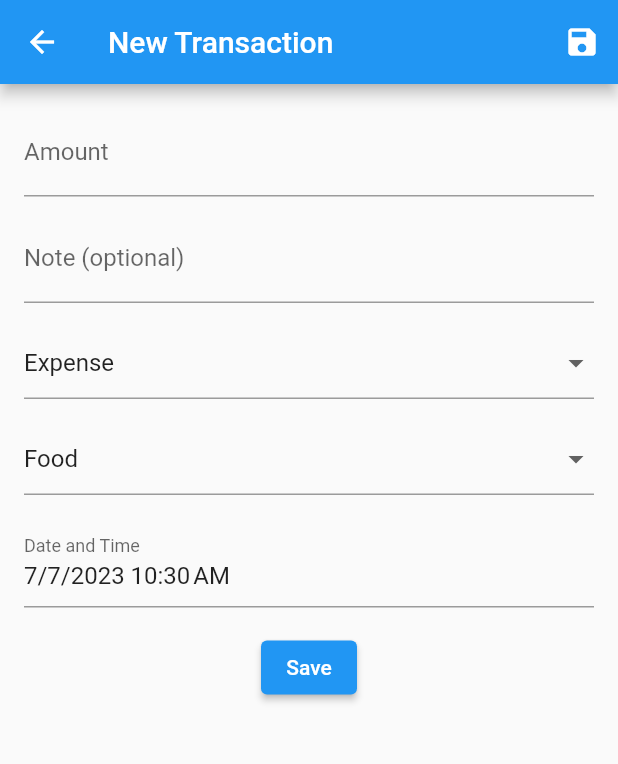
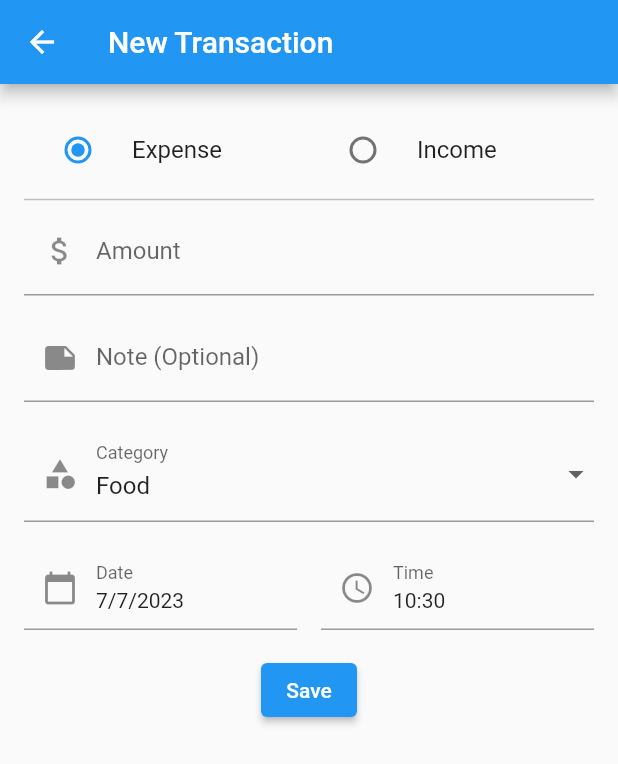
Before and after one commit to shayaansultan/orbital_paisalah, a Flutter app: the NewTransactionPage screen opened directly, on a phone screen of 412 x 824 dp. Shown: the top 764 px of the screen. Run offline on Flutter 3.47's test engine with Material 2 defaults, Android fonts, the phone set to English and light mode, and no system bars; our stand-ins replace firebase_auth, firebase_core, firebase_database; accounts and stored records are empty.

```diff
--- a/lib/cards/RecentTransactionsCard.dart
+++ b/lib/cards/RecentTransactionsCard.dart
@@ -109,6 +109,7 @@ class RecentTransactionsCard extends StatelessWidget {
                                 transaction.date)),
                             type: transaction.type,
                             note: transaction.note,
+                            id: transaction.id,
                           );
                         },
                       );
--- a/lib/screens/NewTransactionPage.dart
+++ b/lib/screens/NewTransactionPage.dart
@@ -13,33 +13,67 @@ class _NewTransactionPageState extends State<NewTransactionPage> {
   String _category = 'Food';
   double _amount = 0.0;
   String _note = '';
-  DateTime _selectedDateTime = DateTime.now();
+  DateTime _dateTime = DateTime.now();
+  bool _isExpense = true;
 
   @override
   Widget build(BuildContext context) {
     return Scaffold(
       appBar: AppBar(
         title: const Text('New Transaction'),
-        actions: [
-          IconButton(
-            onPressed: () {
-              _saveTransaction;
-            },
-            icon: const Icon(Icons.save),
       ),
-        ],
-      ),
-      body: Padding(
+      body: SingleChildScrollView(
+          child: Padding(
         padding: const EdgeInsets.all(16.0),
         child: Form(
           key: _formKey,
           child: Column(
             crossAxisAlignment: CrossAxisAlignment.start,
             children: [
+              // Transaction Type
+              Row(
+                children: <Widget>[
+                  Expanded(
+                    child: RadioListTile<bool>(
+                      title: const Text('Expense'),
+                      value: true,
+                      groupValue: _isExpense,
+                      onChanged: (value) {
+                        setState(() {
+                          _transactionType = 'expense';
+                          _isExpense = true;
+                        });
+                      },
+                    ),
+                  ),
+                  Expanded(
+                    child: RadioListTile<bool>(
+                      title: const Text('Income'),
+                      value: false,
+                      groupValue: _isExpense,
+                      onChanged: (value) {
+                        setState(() {
+                          _transactionType == 'income';
+                          _isExpense = false;
+                        });
+                      },
+                    ),
+                  ),
+                ],
+              ),
+
+              const Divider(
+                height: 10,
+                thickness: 1,
+                color: Color(0xFFBDBDBD),
+              ),
+
+              //Amount
               TextFormField(
                 keyboardType: TextInputType.number,
                 decoration: const InputDecoration(
                   labelText: 'Amount',
+                  prefixIcon: Icon(Icons.attach_money),
                 ),
                 validator: (value) {
                   if (value == null || value.isEmpty) {
@@ -55,11 +89,14 @@ class _NewTransactionPageState extends State<NewTransactionPage> {
                 },
               ),
               const SizedBox(height: 12.0),
+
+              //Note
               TextFormField(
                 keyboardType: TextInputType.text,
                 autocorrect: true,
                 decoration: const InputDecoration(
-                  labelText: 'Note (optional)',
+                  labelText: 'Note (Optional)',
+                  prefixIcon: Icon(Icons.note),
                 ),
                 onSaved: (value) {
                   if (value == null || value.isEmpty) {
@@ -70,22 +107,9 @@ class _NewTransactionPageState extends State<NewTransactionPage> {
                 },
               ),
               const SizedBox(height: 16.0),
-              DropdownButtonFormField<String>(
-                value: _transactionType,
-                onChanged: (value) {
-                  setState(() {
-                    _transactionType = value!;
-                  });
-                },
-                items: ['Expense', 'Income']
-                    .map((type) => DropdownMenuItem(
-                          value: type,
-                          child: Text(type),
-                        ))
-                    .toList(),
-              ),
-              SizedBox(height: 16.0),
-              if (_transactionType == 'Expense')
+
+              // Category
+              if (_isExpense)
                 DropdownButtonFormField<String>(
                     value: _category,
                     onChanged: (value) {
@@ -99,51 +123,58 @@ class _NewTransactionPageState extends State<NewTransactionPage> {
                       'Shopping',
                       'Transport',
                       'Housing',
-                    'Investments/Saving'
+                      'Investments/Saving',
+                      'Other',
                     ]
                         .map((category) => DropdownMenuItem(
                               value: category,
                               child: Text(category),
                             ))
                         .toList(),
+                    decoration: const InputDecoration(
+                      labelText: 'Category',
+                      prefixIcon: Icon(Icons.category),
+                    )),
+              const Divider(color: Colors.transparent, height: 16.0),
+
+              //Date and Time
+              Row(
+                children: <Widget>[
+                  Expanded(
+                    child: InkWell(
+                      onTap: () {
+                        _selectDate(context);
+                      },
+                      child: InputDecorator(
+                        decoration: const InputDecoration(
+                          labelText: 'Date',
+                          prefixIcon: Icon(Icons.calendar_today),
                         ),
-              const Divider(color: Colors.transparent, height: 16.0),
-              TextFormField(
-                readOnly: true,
-                controller: TextEditingController(
-                  text: DateFormat.yMd().add_jm().format(_selectedDateTime),
-                ),
-                onTap: () async {
-                  final newDateTime = await showDatePicker(
-                    context: context,
-                    initialDate: _selectedDateTime,
-                    firstDate: DateTime(2000),
-                    lastDate: DateTime(2100),
-                  );
-                  if (newDateTime != null) {
-                    final newTime = await showTimePicker(
-                      context: context,
-                      initialTime: TimeOfDay.fromDateTime(_selectedDateTime),
-                    );
-                    if (newTime != null) {
-                      setState(() {
-                        _selectedDateTime = DateTime(
-                          newDateTime.year,
-                          newDateTime.month,
-                          newDateTime.day,
-                          newTime.hour,
-                          newTime.minute,
-                        );
-                      });
-                    }
-                  }
-                },
-                decoration: InputDecoration(
-                  labelText: 'Date and Time',
+                        child: Text(DateFormat.yMd().format(_dateTime)),
                       ),
                     ),
-              const SizedBox(height: 16.0),
-              // const SizedBox(height: 16.0),
+                  ),
+                  const SizedBox(width: 16.0),
+                  Expanded(
+                    child: InkWell(
+                      onTap: () {
+                        _selectTime(context);
+                      },
+                      child: InputDecorator(
+                        decoration: const InputDecoration(
+                          labelText: 'Time',
+                          prefixIcon: Icon(Icons.access_time),
+                        ),
+                        child: Text(DateFormat.Hm().format(_dateTime)),
+                      ),
+                    ),
+                  ),
+                ],
+              ),
+
+              const Divider(color: Colors.transparent, height: 16.0),
+
+              // Save Button
               Align(
                 alignment: Alignment.center,
                 child: ElevatedButton(
@@ -154,7 +185,7 @@ class _NewTransactionPageState extends State<NewTransactionPage> {
             ],
           ),
         ),
-      ),
+      )),
     );
   }
 
@@ -162,12 +193,12 @@ class _NewTransactionPageState extends State<NewTransactionPage> {
     if (_formKey.currentState!.validate()) {
       _formKey.currentState!.save();
 
-      if (_transactionType == 'Income') {
+      if (_transactionType == 'income') {
         _category = 'Income';
       }
 
       bool success = await newTransaction(
-          _amount, _transactionType == 'Expense', _category, _note, _selectedDateTime);
+          _amount, _isExpense, _category, _note, _dateTime);
       if (success) {
         showDialog(
           context: context,
@@ -204,4 +235,36 @@ class _NewTransactionPageState extends State<NewTransactionPage> {
       }
     }
   }
+
+  Future<void> _selectDate(BuildContext context) async {
+    final DateTime? picked = await showDatePicker(
+      context: context,
+      initialDate: _dateTime,
+      firstDate: DateTime(2000),
+      lastDate: DateTime.now(),
+    );
+    if (picked != null && picked != _dateTime) {
+      setState(() {
+        _dateTime = picked;
+      });
     }
+  }
+
+  Future<void> _selectTime(BuildContext context) async {
+    final TimeOfDay? picked = await showTimePicker(
+      context: context,
+      initialTime: TimeOfDay.fromDateTime(_dateTime),
+    );
+    if (picked != null) {
+      setState(() {
+        _dateTime = DateTime(
+          _dateTime.year,
+          _dateTime.month,
+          _dateTime.day,
+          picked.hour,
+          picked.minute,
+        );
+      });
+    }
+  }
+}
--- a/lib/screens/main_page.dart
+++ b/lib/screens/main_page.dart
@@ -16,7 +16,7 @@ class _MainPageState extends State<MainPage> {
   final db = FirebaseDatabase.instance.ref();
   User? user = FirebaseAuth.instance.currentUser;
   final userEmail = FirebaseAuth.instance.currentUser!.email;
-  double _balance = 0;
+  num _balance = 0;
 
   @override
   void initState() {
@@ -28,7 +28,7 @@ class _MainPageState extends State<MainPage> {
     db.child('users/${user!.uid}/balance').onValue.listen((event) {
       final balance = event.snapshot.value;
       setState(() {
-        _balance = balance != null ? balance as double : 0;
+        _balance = balance != null ? balance as num : 0;
       });
     });
   }
--- a/lib/screens/transactions_page.dart
+++ b/lib/screens/transactions_page.dart
@@ -64,6 +64,7 @@ class _TransactionsPageState extends State<TransactionsPage> {
                                 transaction.date)),
                             type: transaction.type,
                             note: transaction.note,
+                            id: transaction.id,
                           );
                         },
                       );
```
Also changed, not shown: lib/cards/TransactionCard.dart (+18 -1 lines), lib/others/database.dart (+47 -2 lines), lib/screens/UpdateTransactionPage.dart (added, +296 -0 lines). Lines whose indentation alone changed are shown as unchanged.
